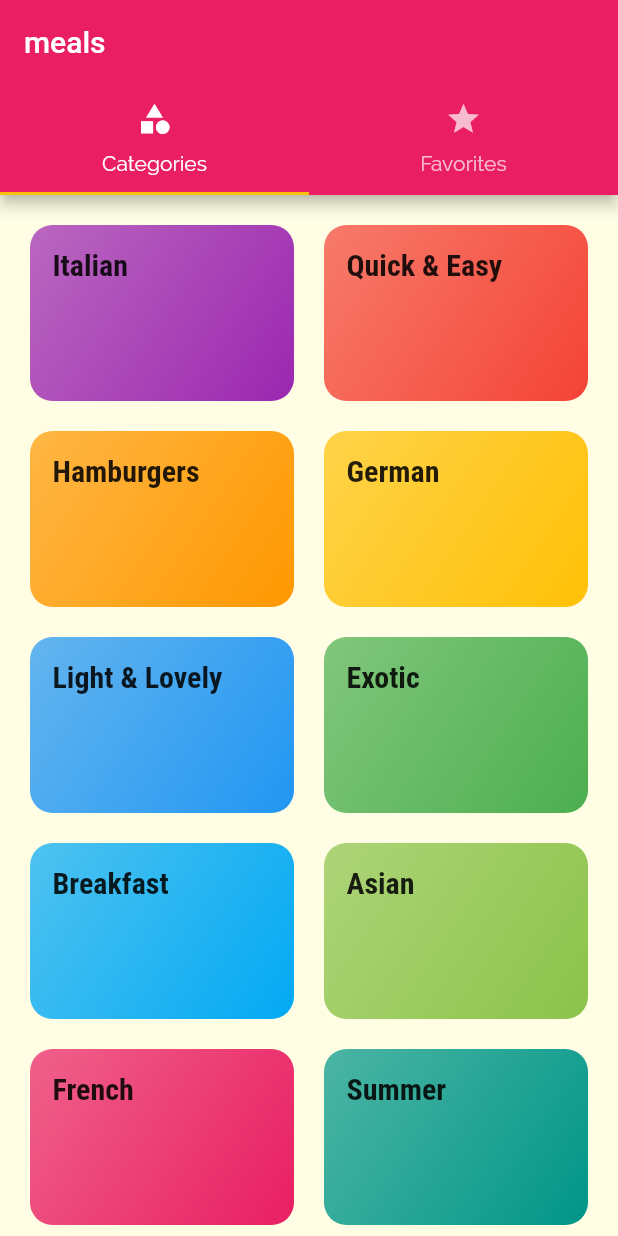
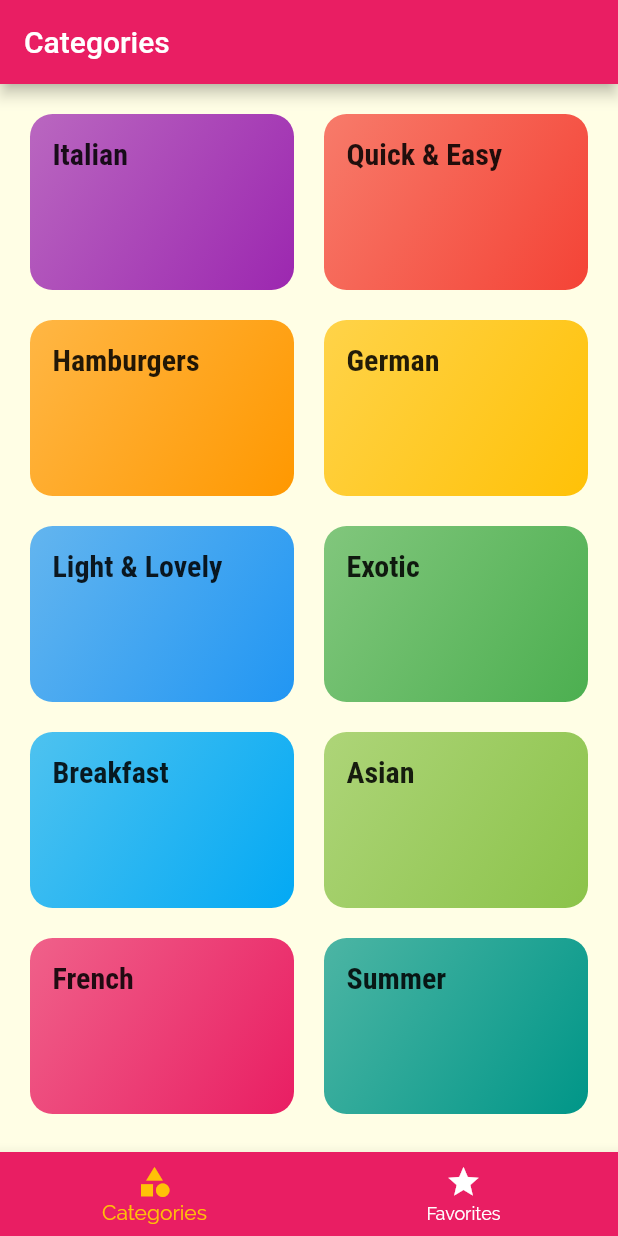
Before and after one commit to Industrylaud/meals_app, a Flutter app: the screen it shows after launch, on a phone screen of 412 x 824 dp. Run offline on Flutter 3.47's test engine with Material 2 defaults, Android fonts, the phone set to English and light mode, and no system bars.

```diff
--- a/lib/screens/tabs_screen.dart
+++ b/lib/screens/tabs_screen.dart
@@ -11,32 +11,42 @@ class TabsScreen extends StatefulWidget {
 }
 
 class _TabsScreenState extends State<TabsScreen> {
+  final List<Map<String, Object>> _pages = [
+    {'page': CategoriesScreen(), 'title': 'Categories'},
+    {'page': FavoritesScreen(), 'title': 'Your favorites'},
+  ];
+
+  int _selectedPageIndex = 0;
+
+  void _selectPage(int index) {
+    setState(() {
+      _selectedPageIndex = index;
+    });
+  }
+
   @override
   Widget build(BuildContext context) {
-    return DefaultTabController(
-      length: 2,
-      child: Scaffold(
-        appBar: AppBar(
-          title: Text('meals'),
-          bottom: TabBar(
-            tabs: [
-              Tab(
-                icon: Icon(Icons.category),
-                text: 'Categories',
-              ),
-              Tab(
-                icon: Icon(Icons.star),
-                text: 'Favorites',
-              ),
-            ],
+    return Scaffold(
+      appBar: AppBar(
+        title: Text(_pages[_selectedPageIndex]['title']),
+      ),
+      body: _pages[_selectedPageIndex]['page'],
+      bottomNavigationBar: BottomNavigationBar(
+        backgroundColor: Theme.of(context).primaryColor,
+        unselectedItemColor: Colors.white,
+        selectedItemColor: Theme.of(context).accentColor,
+        currentIndex: _selectedPageIndex,
+        onTap: _selectPage,
+        items: [
+          BottomNavigationBarItem(
+            icon: Icon(Icons.category),
+            label: 'Categories',
           ),
-        ),
-        body: TabBarView(
-          children: [
-            CategoriesScreen(),
-            FavoritesScreen(),
-          ],
-        ),
+          BottomNavigationBarItem(
+            icon: Icon(Icons.star),
+            label: 'Favorites',
+          ),
+        ],
       ),
     );
   }
```
